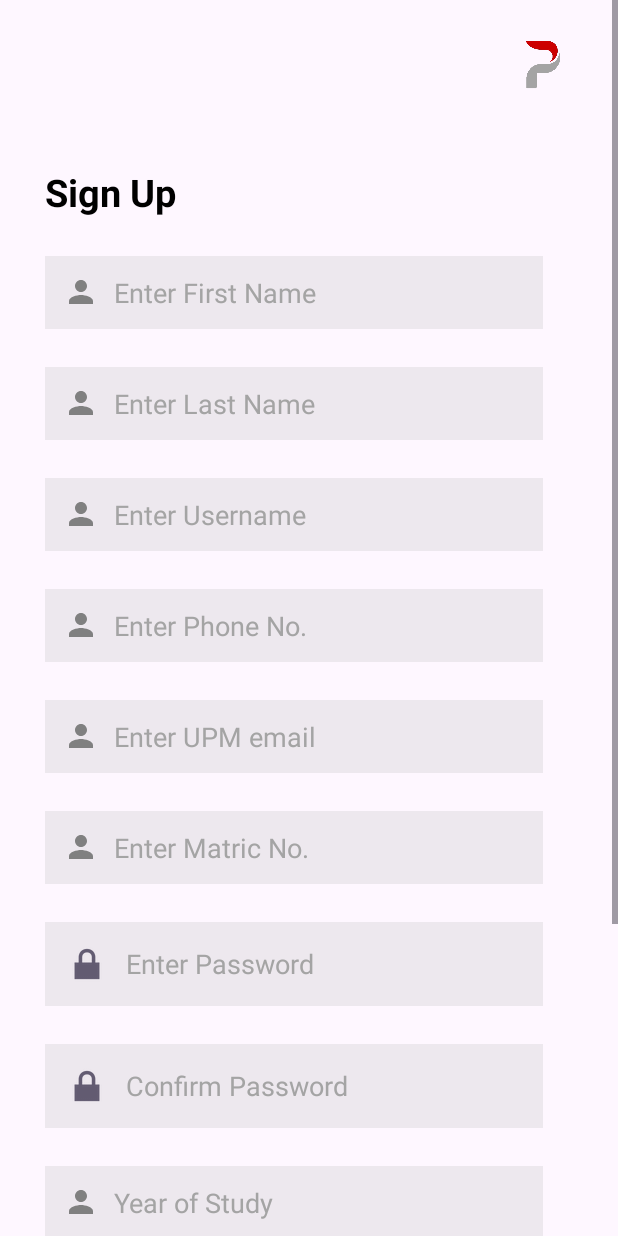
After one commit to candycanegrunge/PutraEVENT, an Android app: the userRegister screen opened directly, with no data from a screen before it, on a phone screen of 412 x 824 dp. The commit adds this screen. Run offline under Robolectric (Android 15) with nearby library versions, the phone set to English and light mode, and no system bars; our stand-ins replace Firebase (no records; nobody signed in at launch, a user with empty details on screens opened directly).

Commit message:
Initial User register page --- to be modified

```diff
--- a/app/src/main/AndroidManifest.xml
+++ b/app/src/main/AndroidManifest.xml
@@ -13,6 +13,9 @@
         android:theme="@style/Theme.MyAppTest"
         tools:targetApi="31">
         <activity
+            android:name=".userRegister"
+            android:exported="false" />
+        <activity
             android:name=".HomePage"
             android:exported="false" />
         <activity
--- a/app/src/main/java/com/putra/management/HomePage.java
+++ b/app/src/main/java/com/putra/management/HomePage.java
@@ -3,6 +3,9 @@ package com.putra.management;
 import androidx.appcompat.app.AppCompatActivity;
 
 import android.os.Bundle;
+
+
+//TODO: FUNCTIONS for Homepage with event list will come here [this is for both the admin and attendee view]
 
 public class HomePage extends AppCompatActivity {
     @Override
--- a/app/src/main/java/com/putra/management/MainActivity.java
+++ b/app/src/main/java/com/putra/management/MainActivity.java
@@ -7,6 +7,7 @@ import android.os.Bundle;
 import android.util.Log;
 import android.view.View;
 import android.widget.EditText;
+import android.widget.TextView;
 import android.widget.Toast;
 
 import com.google.firebase.auth.FirebaseAuth;
@@ -20,8 +21,14 @@ import com.google.firebase.firestore.FirebaseFirestore;
 import java.util.HashMap;
 import java.util.Map;
 
-///////////////////////////////////////////////////////////////////
+
+// Keeping this temporarily to copy paste, I am too damn lazy to type that out
+// 206730@student.upm.edu.my
+// niprog-6wAtnu-gocquj
+
+
 // SIGN IN PAGE
+///////////////////////////////
 
 public class MainActivity extends AppCompatActivity {
     private static final String KEY_USERNAME = "username";
@@ -30,9 +37,11 @@ public class MainActivity extends AppCompatActivity {
     private EditText editTextUsername;
     private EditText editTextPassword;
     private MaterialButton submit_btn;
+    private TextView signUpTextView;
 
     private final FirebaseFirestore db = FirebaseFirestore.getInstance();
     private final FirebaseAuth mAuth = FirebaseAuth.getInstance();
+
     @Override
     protected void onCreate(Bundle savedInstanceState) {
         super.onCreate(savedInstanceState);
@@ -41,6 +50,15 @@ public class MainActivity extends AppCompatActivity {
         editTextUsername = findViewById(R.id.username);
         editTextPassword = findViewById(R.id.password);
         submit_btn = findViewById(R.id.submit_btn);
+        signUpTextView = findViewById(R.id.signup);
+
+        // Set an onClickListener for the signUpTextView to navigate to the registration page
+        signUpTextView.setOnClickListener(new View.OnClickListener() {
+            @Override
+            public void onClick(View v) {
+                userRegister(); // Call the userRegister() method to open the registration page
+            }
+        });
     }
 
     // To write data to the database, call the set() method, passing in a Map of key-value pairs.
@@ -63,8 +81,7 @@ public class MainActivity extends AppCompatActivity {
         else if (password.length() < 6) {
             Toast.makeText(MainActivity.this, "Password must be at least 6 characters", Toast.LENGTH_SHORT).show();
             return;
-        }
-        else {
+        } else {
             // Check if email and password is valid
             FirebaseUser currentUser = mAuth.getCurrentUser();
 
@@ -81,14 +98,24 @@ public class MainActivity extends AppCompatActivity {
                        public void onFailure(Exception e) {
                            Toast.makeText(MainActivity.this, "Login Failed", Toast.LENGTH_SHORT).show();
                        }
-                }
-            );
+                    });
         }
     }
 
-// The class for the home page options (non-admin)
+
+
+
+    // The class for the home page options (admin & user)
     public void openHome() {
         Intent open_homepage= new Intent(this, HomePage.class);
         startActivity(open_homepage);
     }
+
+    // The class for the sign up / regs of user
+    public void userRegister() {
+        Intent open_signup = new Intent(this, userRegister.class);
+        startActivity(open_signup);
     }
+
+/////////////////////////////
+}
--- /dev/null
+++ b/app/src/main/java/com/putra/management/userRegister.java
@@ -0,0 +1,69 @@
+package com.putra.management;
+
+import androidx.appcompat.app.AppCompatActivity;
+
+import android.content.Intent;
+import android.os.Bundle;
+import android.util.Log;
+import android.view.View;
+import android.widget.EditText;
+import android.widget.TextView;
+import android.widget.Toast;
+
+import com.google.firebase.auth.FirebaseAuth;
+import com.google.firebase.auth.FirebaseUser;
+import com.putra.management.HomePage;
+import com.google.android.gms.tasks.OnFailureListener;
+import com.google.android.gms.tasks.OnSuccessListener;
+import com.google.android.material.button.MaterialButton;
+import com.google.firebase.firestore.FirebaseFirestore;
+
+import java.util.HashMap;
+import java.util.Map;
+
+//TODO
+// User Registration - SIGN UP
+public class userRegister extends AppCompatActivity {
+    private EditText editTextFirstName;
+    private EditText editTextLastName;
+    private EditText editTextUsername;
+    private EditText editTextEmail;
+    private EditText editTextMatric;
+    private EditText editTextPhone;
+    private EditText editTextEnterPass;
+    private EditText editTextConfirmPass;
+    private EditText editTextYearStudy;
+    private EditText editTextFaculty;
+    private EditText editTextCourse;
+    private MaterialButton submitButton;
+
+    @Override
+    protected void onCreate(Bundle savedInstanceState) {
+        super.onCreate(savedInstanceState);
+        setContentView(R.layout.activity_user_register);
+
+        editTextFirstName = findViewById(R.id.firstname);
+        editTextLastName = findViewById(R.id.lastname);
+        editTextUsername = findViewById(R.id.username);
+        editTextEmail = findViewById(R.id.email);
+        editTextMatric = findViewById(R.id.matric);
+        editTextPhone = findViewById(R.id.phone);
+        editTextEnterPass = findViewById(R.id.enterpass);
+        editTextConfirmPass = findViewById(R.id.confirmpass);
+        editTextYearStudy = findViewById(R.id.yearStudy);
+        editTextFaculty = findViewById(R.id.faculty);
+        editTextCourse = findViewById(R.id.course);
+        submitButton = findViewById(R.id.submit_btn);
+
+        // Add functionality for the submit button or any other operations you need
+        // For example:
+        submitButton.setOnClickListener(new View.OnClickListener() {
+            @Override
+            public void onClick(View v) {
+                // Perform action upon button click
+            }
+        });
+    }
+
+    // ... (other methods or functions)
+}
--- a/app/src/main/res/layout/activity_home_page.xml
+++ b/app/src/main/res/layout/activity_home_page.xml
@@ -24,10 +24,10 @@
 
     <TextView
         android:id="@+id/home_title"
-        android:layout_width="match_parent"
+        android:layout_width="wrap_content"
         android:layout_height="wrap_content"
         android:layout_marginStart="30dp"
-        android:layout_below="@id/navButton"
+        android:layout_marginTop="70dp"
         android:gravity="left"
         android:text="@string/home_text"
         android:textColor="@color/black"
@@ -43,6 +43,8 @@
         android:layout_marginTop="5dp"
         android:layout_marginStart="5dp"
         android:contentDescription="Open Navigation Menu"
-        android:background="@android:color/transparent"/>
+        android:background="@android:color/transparent" />
+        <!-- to add the navigation bar thing here -->
+
 
 </RelativeLayout>
--- a/app/src/main/res/layout/activity_main.xml
+++ b/app/src/main/res/layout/activity_main.xml
@@ -47,7 +47,8 @@
         android:hint="@string/username_hint"
         android:padding="15sp"
         android:textColor="@color/black"
-        android:textColorHint="@color/grey_op" />
+        android:textColorHint="@color/grey_op"
+        android:inputType="text"/>
 
     <EditText
         android:id="@+id/password"
@@ -64,7 +65,9 @@
         android:hint="@string/password_hint"
         android:padding="15dp"
         android:textColor="@color/black"
-        android:textColorHint="@color/grey_op" />
+        android:textColorHint="@color/grey_op"
+        android:inputType="textPassword"/>
+
 
     <com.google.android.material.button.MaterialButton
         android:id="@+id/submit_btn"
--- /dev/null
+++ b/app/src/main/res/layout/activity_user_register.xml
@@ -0,0 +1,260 @@
+<?xml version="1.0" encoding="utf-8"?>
+<LinearLayout xmlns:android="http://schemas.android.com/apk/res/android"
+    xmlns:app="http://schemas.android.com/apk/res-auto"
+    xmlns:tools="http://schemas.android.com/tools"
+    android:layout_width="match_parent"
+    android:layout_height="match_parent"
+    android:orientation="vertical"
+    tools:context=".userRegister">
+
+    <!-- this image will stay in all of the pages, so copy this onto all the following pages -->
+    <ScrollView
+        android:layout_width="match_parent"
+        android:layout_height="match_parent">
+        <LinearLayout
+            android:orientation="vertical"
+            android:layout_width="match_parent"
+            android:layout_height="wrap_content">
+
+            <ImageView
+                android:id="@+id/cornerLogo"
+                android:layout_width="41dp"
+                android:layout_height="35dp"
+                android:layout_gravity="end"
+                android:layout_marginStart="0dp"
+                android:layout_marginTop="25dp"
+                android:layout_marginEnd="30dp"
+                app:srcCompat="@drawable/clear_icon" />
+
+
+            <TextView
+                android:id="@+id/signUp_title"
+                android:layout_width="wrap_content"
+                android:layout_height="wrap_content"
+                android:layout_marginStart="30dp"
+                android:layout_marginTop="50dp"
+                android:layout_marginBottom="10dp"
+                android:gravity="left"
+                android:text="@string/SignUp_title"
+                android:textColor="@color/black"
+                android:textSize="25sp"
+                android:textStyle="bold" />
+
+            <EditText
+                android:id="@+id/firstname"
+                android:layout_width="match_parent"
+                android:layout_height="wrap_content"
+                android:layout_below="@id/signUp_title"
+                android:layout_marginStart="30dp"
+                android:layout_marginTop="15dp"
+                android:layout_marginEnd="50dp"
+                android:layout_marginBottom="10dp"
+                android:background="@color/grey_trans"
+                android:drawableStart="@drawable/baseline_person_24"
+                android:drawablePadding="10sp"
+                android:hint="@string/field_firstname"
+                android:padding="12sp"
+                android:textColor="@color/black"
+                android:textColorHint="@color/grey_op"
+                android:inputType="text"/>
+
+            <EditText
+                android:id="@+id/lastname"
+                android:layout_width="match_parent"
+                android:layout_height="wrap_content"
+                android:layout_below="@id/firstname"
+                android:layout_marginStart="30dp"
+                android:layout_marginTop="15dp"
+                android:layout_marginEnd="50dp"
+                android:layout_marginBottom="10dp"
+                android:background="@color/grey_trans"
+                android:drawableStart="@drawable/baseline_person_24"
+                android:drawablePadding="10dp"
+                android:hint="@string/field_lastname"
+                android:padding="12sp"
+                android:textColor="@color/black"
+                android:textColorHint="@color/grey_op"
+                android:inputType="text"/>
+
+            <EditText
+                android:id="@+id/username"
+                android:layout_width="match_parent"
+                android:layout_height="wrap_content"
+                android:layout_below="@id/lastname"
+                android:layout_marginStart="30dp"
+                android:layout_marginTop="15dp"
+                android:layout_marginEnd="50dp"
+                android:layout_marginBottom="10dp"
+                android:background="@color/grey_trans"
+                android:drawableStart="@drawable/baseline_person_24"
+                android:drawablePadding="10sp"
+                android:hint="@string/field_username"
+                android:padding="12sp"
+                android:textColor="@color/black"
+                android:textColorHint="@color/grey_op"
+                android:inputType="text"/>
+
+            <EditText
+                android:id="@+id/phone"
+                android:layout_width="match_parent"
+                android:layout_height="wrap_content"
+                android:layout_below="@id/yearStudy"
+                android:layout_marginStart="30dp"
+                android:layout_marginTop="15dp"
+                android:layout_marginEnd="50dp"
+                android:layout_marginBottom="10dp"
+                android:background="@color/grey_trans"
+                android:drawableStart="@drawable/baseline_person_24"
+                android:drawablePadding="10dp"
+                android:hint="@string/field_phone"
+                android:padding="12sp"
+                android:textColor="@color/black"
+                android:textColorHint="@color/grey_op"
+                android:inputType="number"/>
+
+            <EditText
+                android:id="@+id/email"
+                android:layout_width="match_parent"
+                android:layout_height="wrap_content"
+                android:layout_below="@id/lastname"
+                android:layout_marginStart="30dp"
+                android:layout_marginTop="15dp"
+                android:layout_marginEnd="50dp"
+                android:layout_marginBottom="10dp"
+                android:background="@color/grey_trans"
+                android:drawableStart="@drawable/baseline_person_24"
+                android:drawablePadding="10dp"
+                android:hint="@string/field_email"
+                android:padding="12sp"
+                android:textColor="@color/black"
+                android:textColorHint="@color/grey_op"
+                android:inputType="textEmailAddress"/>
+
+            <EditText
+                android:id="@+id/matric"
+                android:layout_width="match_parent"
+                android:layout_height="wrap_content"
+                android:layout_below="@id/email"
+                android:layout_marginStart="30dp"
+                android:layout_marginTop="15dp"
+                android:layout_marginEnd="50dp"
+                android:layout_marginBottom="10dp"
+                android:background="@color/grey_trans"
+                android:drawableStart="@drawable/baseline_person_24"
+                android:drawablePadding="10dp"
+                android:hint="@string/field_matric"
+                android:padding="12sp"
+                android:textColor="@color/black"
+                android:textColorHint="@color/grey_op"
+                android:inputType="number"/>
+
+            <EditText
+                android:id="@+id/enterpass"
+                android:layout_width="match_parent"
+                android:layout_height="wrap_content"
+                android:layout_below="@id/matric"
+                android:layout_marginStart="30dp"
+                android:layout_marginTop="15dp"
+                android:layout_marginEnd="50dp"
+                android:layout_marginBottom="10dp"
+                android:background="@color/grey_trans"
+                android:drawableStart="@android:drawable/ic_lock_lock"
+                android:drawablePadding="10dp"
+                android:hint="@string/field_pass"
+                android:padding="12sp"
+                android:textColor="@color/black"
+                android:textColorHint="@color/grey_op"
+                android:inputType="textPassword"/>
+
+            <EditText
+                android:id="@+id/confirmpass"
+                android:layout_width="match_parent"
+                android:layout_height="wrap_content"
+                android:layout_below="@id/enterpass"
+                android:layout_marginStart="30dp"
+                android:layout_marginTop="15dp"
+                android:layout_marginEnd="50dp"
+                android:layout_marginBottom="10dp"
+                android:background="@color/grey_trans"
+                android:drawableStart="@android:drawable/ic_lock_lock"
+                android:drawablePadding="10dp"
+                android:hint="@string/field_confirmpass"
+                android:padding="12sp"
+                android:textColor="@color/black"
+                android:textColorHint="@color/grey_op"
+                android:inputType="textPassword"/>
+
+            <EditText
+                android:id="@+id/yearStudy"
+                android:layout_width="match_parent"
+                android:layout_height="wrap_content"
+                android:layout_below="@id/confirmpass"
+                android:layout_marginStart="30dp"
+                android:layout_marginTop="15dp"
+                android:layout_marginEnd="50dp"
+                android:layout_marginBottom="10dp"
+                android:background="@color/grey_trans"
+                android:drawableStart="@drawable/baseline_person_24"
+                android:drawablePadding="10dp"
+                android:hint="@string/field_year"
+                android:padding="12sp"
+                android:textColor="@color/black"
+                android:textColorHint="@color/grey_op"
+                android:inputType="number"/>
+
+            <EditText
+                android:id="@+id/faculty"
+                android:layout_width="match_parent"
+                android:layout_height="wrap_content"
+                android:layout_below="@id/yearStudy"
+                android:layout_marginStart="30dp"
+                android:layout_marginTop="15dp"
+                android:layout_marginEnd="50dp"
+                android:layout_marginBottom="10dp"
+                android:background="@color/grey_trans"
+                android:drawableStart="@drawable/baseline_person_24"
+                android:drawablePadding="10dp"
+                android:hint="@string/field_faculty"
+                android:inputType="number"
+                android:padding="12sp"
+                android:textColor="@color/black"
+                android:textColorHint="@color/grey_op" />
+
+            <EditText
+                android:id="@+id/course"
+                android:layout_width="match_parent"
+                android:layout_height="wrap_content"
+                android:layout_below="@id/faculty"
+                android:layout_marginStart="30dp"
+                android:layout_marginTop="15dp"
+                android:layout_marginEnd="50dp"
+                android:layout_marginBottom="10dp"
+                android:background="@color/grey_trans"
+                android:drawableStart="@drawable/baseline_person_24"
+                android:drawablePadding="10dp"
+                android:hint="@string/field_course"
+                android:padding="12sp"
+                android:textColor="@color/black"
+                android:textColorHint="@color/grey_op"
+                android:inputType="number"/>
+
+            <com.google.android.material.button.MaterialButton
+                android:id="@+id/submit_btn"
+                android:layout_width="wrap_content"
+                android:layout_height="wrap_content"
+                android:layout_below="@id/password"
+                android:layout_centerHorizontal="true"
+                android:layout_marginStart="0dp"
+                android:layout_marginTop="20dp"
+                android:layout_marginEnd="30sp"
+                android:layout_gravity="end"
+                android:layout_marginBottom="50dp"
+                android:backgroundTint="@color/pink_dark"
+                android:text="@string/submit_btn"
+                android:textSize="17sp"
+                android:textStyle="bold"/>
+
+        </LinearLayout>
+    </ScrollView>
+
+</LinearLayout>
--- a/app/src/main/res/values/strings.xml
+++ b/app/src/main/res/values/strings.xml
@@ -1,5 +1,5 @@
 <resources>
-    <!-- Sign In Page -->
+    <!-- Sign In Page (User and Admin) -->
     <string name="app_name">PutraEVENT</string>
     <string name="sign_in_text">Sign In</string>
     <string name="username_hint">Username</string>
@@ -8,7 +8,26 @@
     <string name="forgot_txt">Forgot Password?</string>
     <string name="signup_txt">Click to Sign Up</string>
 
-    <!-- Home Page (Non-Admin) -->
+    <!-- Home Page (User and Admin) -->
     <string name="home_text">Home</string>
 
+    <!-- Sign Up / Registration (User) -->
+    <string name="SignUp_title">Sign Up</string>
+    <string name="field_firstname"> Enter First Name</string>
+    <string name="field_lastname">Enter Last Name</string>
+    <string name="field_username">Enter Username</string>
+    <string name="field_email">Enter UPM email</string>
+    <string name="field_matric">Enter Matric No.</string>
+    <string name="field_phone">Enter Phone No.</string>
+    <string name="field_pass">Enter Password</string>
+    <string name="field_confirmpass">Confirm Password</string>
+
+    <string name="field_year">Year of Study</string>
+    <string name="field_faculty">Faculty</string>
+    <string name="field_course">Course Name</string>
+
+    <string name="caption_Select">Select</string>  <!-- Will be used for drop down menu later-->
+
+
+
 </resources>
```
Lines whose indentation alone changed are shown as unchanged.
